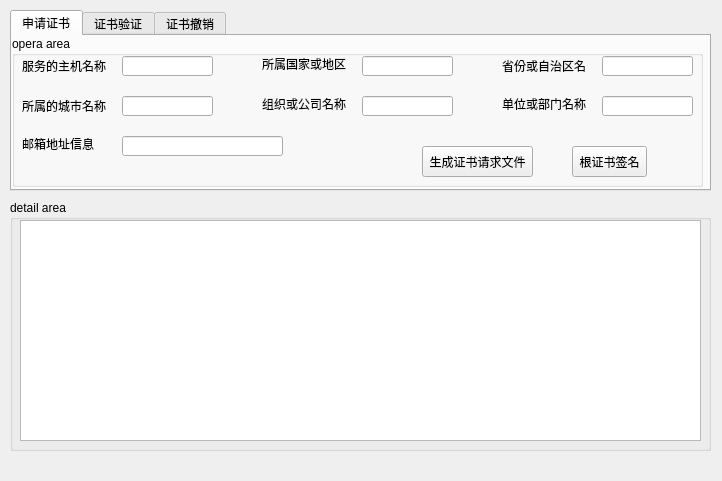
Above: mainwindow.ui from zengrx/openssl_ca before the change. Below: the same form after it.
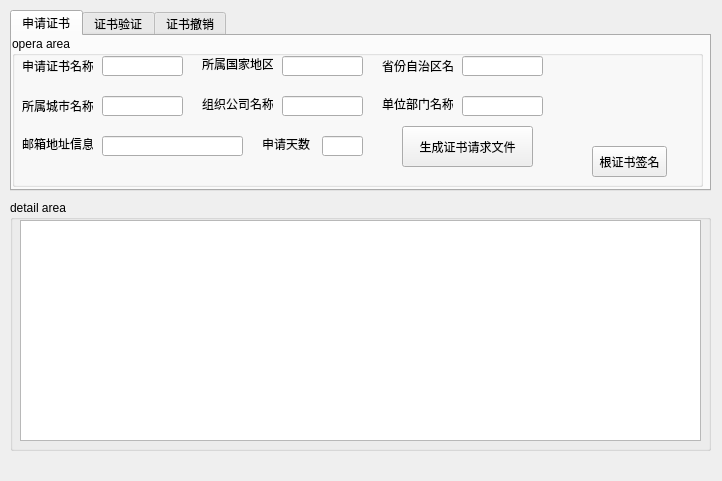
That is the form after the change.

```diff
--- a/mainwindow.ui
+++ b/mainwindow.ui
@@ -76,20 +76,20 @@
         <rect>
          <x>10</x>
          <y>20</y>
-         <width>91</width>
+         <width>71</width>
          <height>20</height>
         </rect>
        </property>
        <property name="text">
-        <string>服务的主机名称</string>
+        <string>申请证书名称</string>
        </property>
       </widget>
       <widget class="QLineEdit" name="lineEdit">
        <property name="geometry">
         <rect>
-         <x>110</x>
+         <x>90</x>
          <y>20</y>
-         <width>91</width>
+         <width>81</width>
          <height>20</height>
         </rect>
        </property>
@@ -97,22 +97,22 @@
       <widget class="QLabel" name="label_2">
        <property name="geometry">
         <rect>
-         <x>250</x>
+         <x>190</x>
          <y>20</y>
-         <width>91</width>
+         <width>71</width>
          <height>16</height>
         </rect>
        </property>
        <property name="text">
-        <string>所属国家或地区</string>
+        <string>所属国家地区</string>
        </property>
       </widget>
       <widget class="QLineEdit" name="lineEdit_2">
        <property name="geometry">
         <rect>
-         <x>350</x>
+         <x>270</x>
          <y>20</y>
-         <width>91</width>
+         <width>81</width>
          <height>20</height>
         </rect>
        </property>
@@ -120,22 +120,22 @@
       <widget class="QLabel" name="label_3">
        <property name="geometry">
         <rect>
-         <x>250</x>
+         <x>190</x>
          <y>60</y>
-         <width>91</width>
+         <width>71</width>
          <height>16</height>
         </rect>
        </property>
        <property name="text">
-        <string>组织或公司名称</string>
+        <string>组织公司名称</string>
        </property>
       </widget>
       <widget class="QLineEdit" name="lineEdit_3">
        <property name="geometry">
         <rect>
-         <x>590</x>
+         <x>450</x>
          <y>20</y>
-         <width>91</width>
+         <width>81</width>
          <height>20</height>
         </rect>
        </property>
@@ -143,22 +143,22 @@
       <widget class="QLabel" name="label_4">
        <property name="geometry">
         <rect>
-         <x>490</x>
+         <x>370</x>
          <y>60</y>
-         <width>91</width>
+         <width>71</width>
          <height>16</height>
         </rect>
        </property>
        <property name="text">
-        <string>单位或部门名称</string>
+        <string>单位部门名称</string>
        </property>
       </widget>
       <widget class="QLineEdit" name="lineEdit_4">
        <property name="geometry">
         <rect>
-         <x>110</x>
+         <x>90</x>
          <y>60</y>
-         <width>91</width>
+         <width>81</width>
          <height>20</height>
         </rect>
        </property>
@@ -166,10 +166,10 @@
       <widget class="QPushButton" name="pushButton">
        <property name="geometry">
         <rect>
-         <x>410</x>
-         <y>110</y>
-         <width>111</width>
-         <height>31</height>
+         <x>390</x>
+         <y>90</y>
+         <width>131</width>
+         <height>41</height>
         </rect>
        </property>
        <property name="text">
@@ -179,14 +179,14 @@
       <widget class="QLabel" name="label_5">
        <property name="geometry">
         <rect>
-         <x>490</x>
+         <x>370</x>
          <y>20</y>
-         <width>91</width>
+         <width>71</width>
          <height>20</height>
         </rect>
        </property>
        <property name="text">
-        <string>省份或自治区名</string>
+        <string>省份自治区名</string>
        </property>
       </widget>
       <widget class="QLabel" name="label_6">
@@ -194,20 +194,20 @@
         <rect>
          <x>10</x>
          <y>60</y>
-         <width>91</width>
+         <width>71</width>
          <height>20</height>
         </rect>
        </property>
        <property name="text">
-        <string>所属的城市名称</string>
+        <string>所属城市名称</string>
        </property>
       </widget>
       <widget class="QLineEdit" name="lineEdit_5">
        <property name="geometry">
         <rect>
-         <x>350</x>
+         <x>270</x>
          <y>60</y>
-         <width>91</width>
+         <width>81</width>
          <height>20</height>
         </rect>
        </property>
@@ -215,9 +215,9 @@
       <widget class="QLineEdit" name="lineEdit_6">
        <property name="geometry">
         <rect>
-         <x>590</x>
+         <x>450</x>
          <y>60</y>
-         <width>91</width>
+         <width>81</width>
          <height>20</height>
         </rect>
        </property>
@@ -227,7 +227,7 @@
         <rect>
          <x>10</x>
          <y>100</y>
-         <width>91</width>
+         <width>71</width>
          <height>16</height>
         </rect>
        </property>
@@ -238,9 +238,9 @@
       <widget class="QLineEdit" name="lineEdit_7">
        <property name="geometry">
         <rect>
-         <x>110</x>
+         <x>90</x>
          <y>100</y>
-         <width>161</width>
+         <width>141</width>
          <height>20</height>
         </rect>
        </property>
@@ -248,7 +248,7 @@
       <widget class="QPushButton" name="pushButton_2">
        <property name="geometry">
         <rect>
-         <x>560</x>
+         <x>580</x>
          <y>110</y>
          <width>75</width>
          <height>31</height>
@@ -258,6 +258,29 @@
         <string>根证书签名</string>
        </property>
       </widget>
+      <widget class="QLabel" name="label_8">
+       <property name="geometry">
+        <rect>
+         <x>250</x>
+         <y>100</y>
+         <width>51</width>
+         <height>16</height>
+        </rect>
+       </property>
+       <property name="text">
+        <string>申请天数</string>
+       </property>
+      </widget>
+      <widget class="QLineEdit" name="lineEdit_8">
+       <property name="geometry">
+        <rect>
+         <x>310</x>
+         <y>100</y>
+         <width>41</width>
+         <height>20</height>
+        </rect>
+       </property>
+      </widget>
      </widget>
     </widget>
     <widget class="QWidget" name="tab_2">
```
